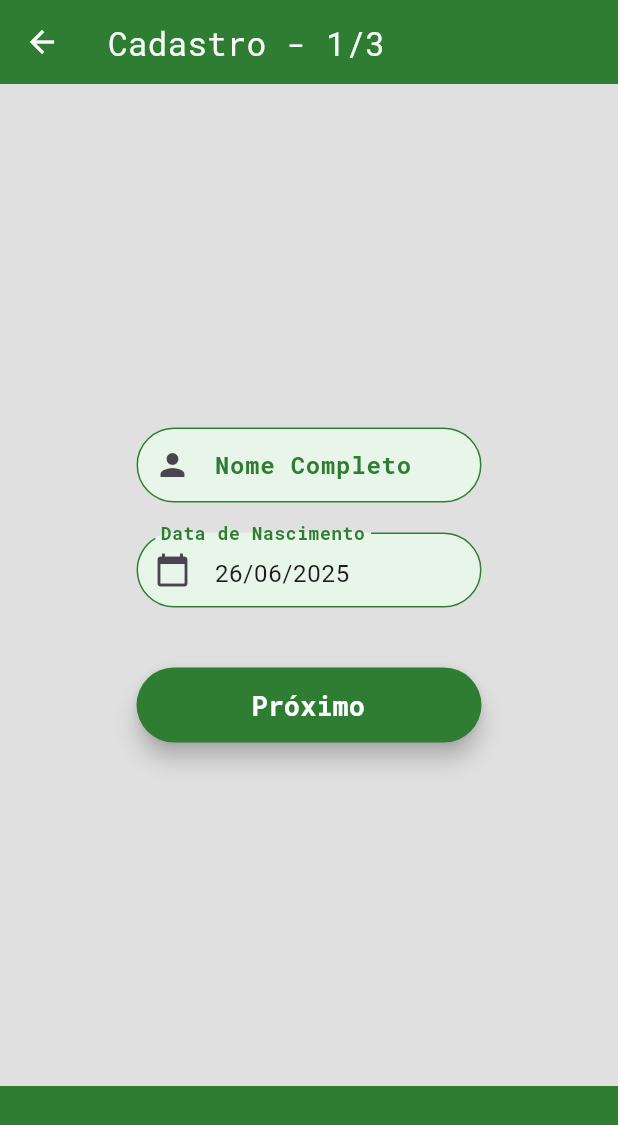
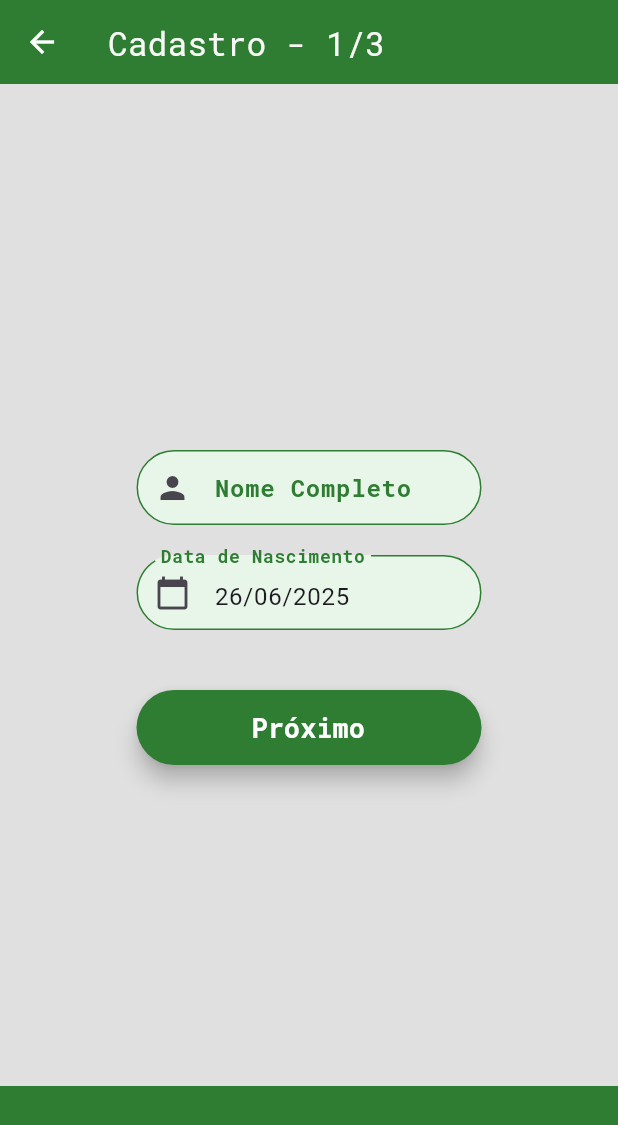
Before and after one commit to GuustavoPetry/marketool_finance, a Flutter app: the RegisterView screen opened by its route, on a phone screen of 412 x 824 dp. Shown: the top 1125 px of the screen. Run offline on Flutter 3.47's test engine with Material 3 defaults, Android fonts, the phone set to English and light mode, and no system bars; our stand-ins replace fl_chart; missing offline and left inert: file_selector.

Commit message:
Ajustando padding das páginas de cadastro

```diff
--- a/lib/src/views/register_view.dart
+++ b/lib/src/views/register_view.dart
@@ -44,7 +44,7 @@ class _RegisterViewState extends State<RegisterView> {
   Widget _registerStep_01() {
     return Center(
       child: Padding(
-        padding: const EdgeInsets.all(16),
+        padding: const EdgeInsets.only(top: 80),
         child: SingleChildScrollView(
           child: Column(
             children: [
@@ -82,6 +82,7 @@ class _RegisterViewState extends State<RegisterView> {
                   );
                 },
               ),
+              SizedBox(height: 50),
             ],
           ),
         ),
@@ -92,7 +93,7 @@ class _RegisterViewState extends State<RegisterView> {
   Widget _registerStep_02() {
     return Center(
       child: Padding(
-        padding: const EdgeInsets.all(16),
+        padding: const EdgeInsets.only(top: 80),
         child: SingleChildScrollView(
           child: Column(
             children: [
@@ -137,7 +138,7 @@ class _RegisterViewState extends State<RegisterView> {
                     curve: Curves.easeInOut,
                   );
                 },
-                child: Text("Voltar"),
+                child: Text("Voltar", style: TextStyle(fontSize: 20)),
               ),
             ],
           ),
@@ -149,7 +150,7 @@ class _RegisterViewState extends State<RegisterView> {
   Widget _registerStep_03() {
     return Center(
       child: Padding(
-        padding: const EdgeInsets.all(16),
+        padding: const EdgeInsets.only(top: 80),
         child: SingleChildScrollView(
           child: Column(
             children: [
@@ -188,7 +189,7 @@ class _RegisterViewState extends State<RegisterView> {
                     curve: Curves.easeInOut,
                   );
                 },
-                child: Text("Voltar"),
+                child: Text("Voltar", style: TextStyle(fontSize: 20)),
               ),
             ],
           ),
```
